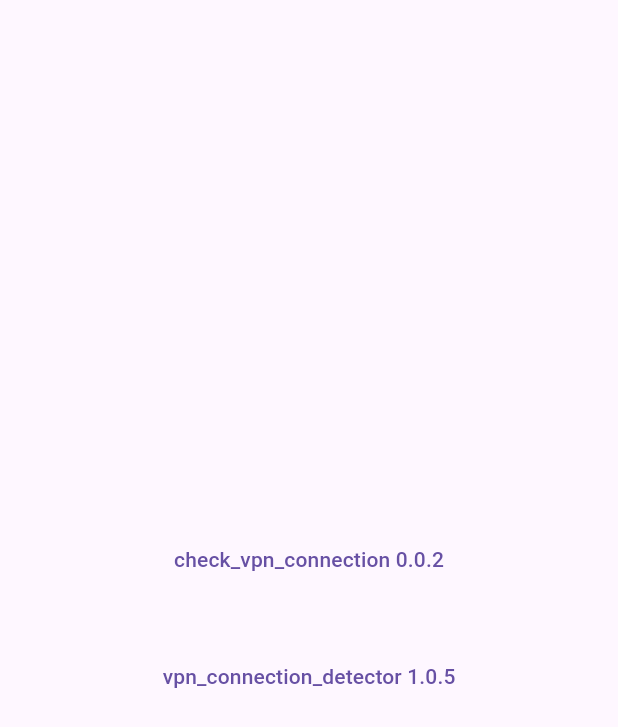
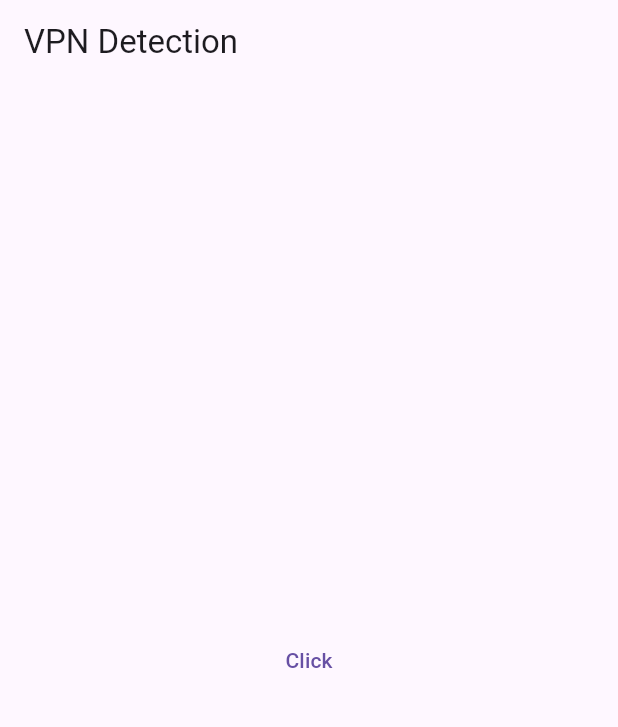
Before and after one commit to rafsanopi/vpn_detect, a Flutter app: the screen it shows after launch, on a phone screen of 412 x 824 dp. Shown: the top 727 px of the screen. Run offline on Flutter 3.47's test engine with Material 3 defaults, Android fonts, the phone set to English and light mode, and no system bars; our stand-ins replace fluttertoast.

Commit message:
VPN DETECT

```diff
--- a/lib/main.dart
+++ b/lib/main.dart
@@ -1,55 +1,68 @@
-import 'package:check_vpn_connection/check_vpn_connection.dart';
 import 'package:flutter/material.dart';
+import 'package:flutter/services.dart';
 import 'package:fluttertoast/fluttertoast.dart';
-import 'package:vpn_connection_detector/vpn_connection_detector.dart';
 
-void main() => runApp(const MainApp());
+void main() {
+  runApp(const MyApp());
+}
 
-class MainApp extends StatelessWidget {
-  const MainApp({super.key});
+class MyApp extends StatelessWidget {
+  const MyApp({super.key});
 
   @override
   Widget build(BuildContext context) {
-    return MaterialApp(
-        home: Scaffold(
-      body: Center(
-          child: Column(
-        mainAxisAlignment: MainAxisAlignment.center,
-        children: [
-          TextButton(
-              onPressed: () async {
-                if (await CheckVpnConnection.isVpnActive()) {
-                  Fluttertoast.showToast(
-                    msg: "===========VPN Active",
-                  );
-                } else {
-                  Fluttertoast.showToast(
-                    msg: "===========VPN NOT Active",
-                  );
-                }
-              },
-              child: const Text("check_vpn_connection 0.0.2")),
-          const SizedBox(
-            height: 30,
-          ),
-          TextButton(
-              onPressed: () async {
-                final vpnDetector = VpnConnectionDetector();
-                vpnDetector.vpnConnectionStream.listen((state) {
-                  if (state == VpnConnectionState.connected) {
-                    Fluttertoast.showToast(
-                      msg: "===========VPN Active",
-                    );
-                  } else {
-                    Fluttertoast.showToast(
-                      msg: "===========VPN NOT Active",
-                    );
-                  }
-                });
-              },
-              child: const Text("vpn_connection_detector 1.0.5")),
-        ],
-      )),
-    ));
+    return const MaterialApp(
+      home: MyHomePage(),
+    );
   }
 }
+
+class MyHomePage extends StatefulWidget {
+  const MyHomePage({super.key});
+
+  @override
+  // ignore: library_private_types_in_public_api
+  _MyHomePageState createState() => _MyHomePageState();
+}
+
+class _MyHomePageState extends State<MyHomePage> {
+  @override
+  void initState() {
+    super.initState();
+  }
+
+
+
+  bool vpn = true;
+
+
+  static const methodChannel = MethodChannel("method.com/vpn");
+
+
+  Future getVPNconnection() async {
+    final bool checkVPN =
+    await methodChannel.invokeMethod("isVpnConnected");
+
+    setState(() {
+      vpn = checkVPN;
+      Fluttertoast.showToast(
+          msg: "VPN is connected==$vpn",
+
+      );
+    });
+  }
+
+  @override
+  Widget build(BuildContext context) {
+    return Scaffold(
+        appBar: AppBar(
+          title: const Text('VPN Detection'),
+        ),
+        body: Center(
+            child: TextButton(onPressed: () {
+             getVPNconnection();
+
+
+            }, child: const Text("Click"))));
+  }
+}
--- a/pubspec.yaml
+++ b/pubspec.yaml
@@ -35,11 +35,8 @@ dependencies:
   # The following adds the Cupertino Icons font to your application.
   # Use with the CupertinoIcons class for iOS style icons.
   cupertino_icons: ^1.0.2
-  flutter_svg: ^2.0.7
-  qr_flutter: ^4.1.0
-  check_vpn_connection: ^0.0.2
-  vpn_connection_detector: ^1.0.5
   fluttertoast: ^8.2.4
+
 
 
 
```
Also changed, not shown: pubspec.lock, 7 other files.
